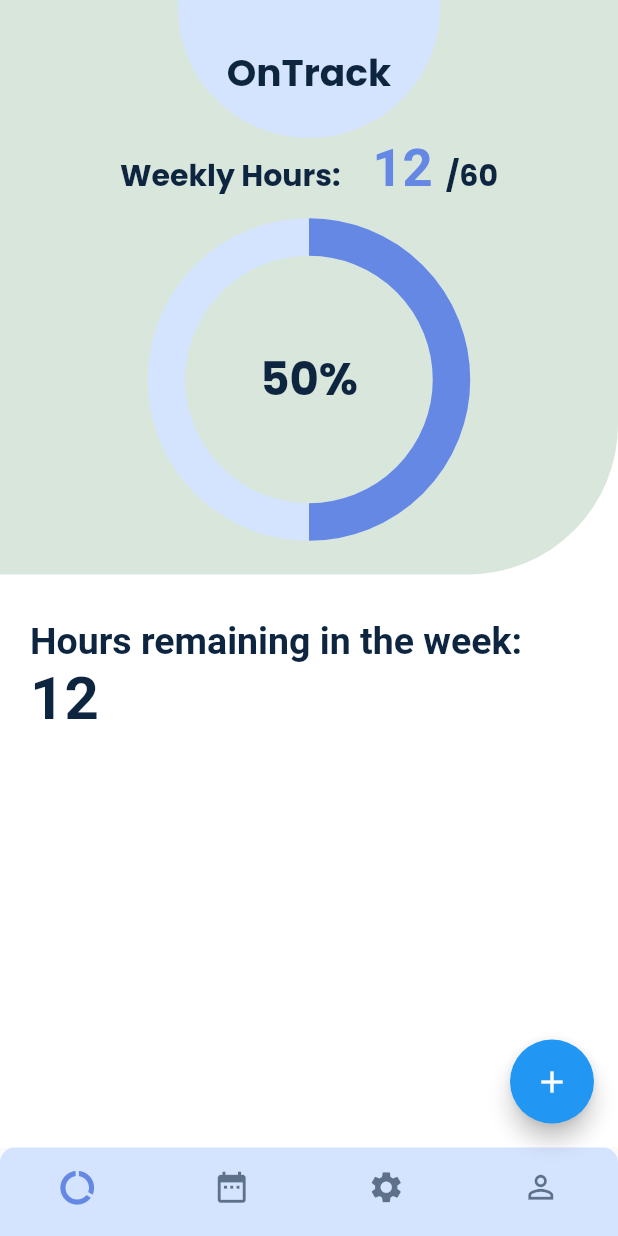
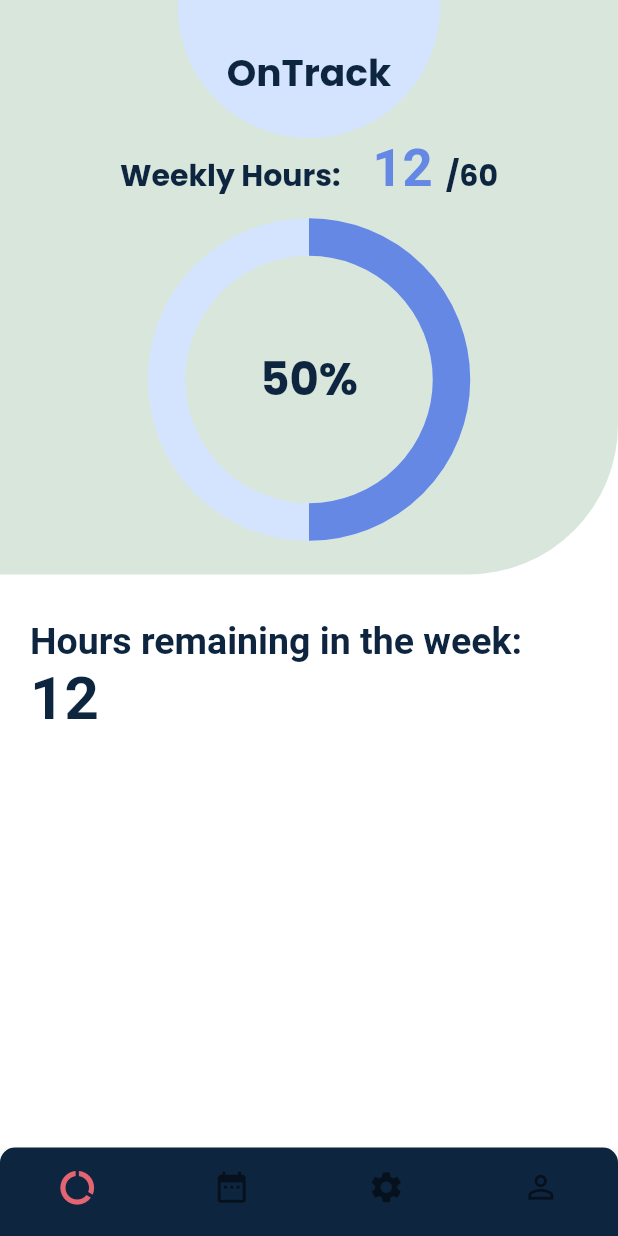
Before and after one commit to KavpreetGrewal/onTrack-time-tracker, a Flutter app: the screen it shows after launch, on a phone screen of 412 x 824 dp. Run offline on Flutter 3.47's test engine with Material 2 defaults, Android fonts, the phone set to English and light mode, and no system bars; statements that could not run were skipped.

Commit message:
update homepage design

```diff
--- a/lib/main.dart
+++ b/lib/main.dart
@@ -45,7 +45,7 @@ class _MyHomePageState extends State<MyHomePage> {
   int _currentIndex = 0;
   final tabs = [
     Center(
-        child: Home()
+        child: Home(),
     ),
     Center(
       child: Calendar(),
@@ -55,15 +55,10 @@ class _MyHomePageState extends State<MyHomePage> {
   Widget build(BuildContext context) {
     return Scaffold(
       body: tabs[_currentIndex], // This trailing comma makes auto-formatting nicer for build methods.
-      floatingActionButton: FloatingActionButton(
-        // onPressed: _incrementCounter,
-        tooltip: 'Increment',
-        child: Icon(Icons.add),
-      ),
       bottomNavigationBar: Container(
         padding: EdgeInsets.only(bottom: 0, top: 0,),
         decoration: BoxDecoration(
-          color: ThemeColors.Lavender,
+          color: ThemeColors.DarkBlue,
           borderRadius: BorderRadius.only(
             topLeft: Radius.circular(10.0),
             topRight: Radius.circular(10.0),
@@ -73,8 +68,8 @@ class _MyHomePageState extends State<MyHomePage> {
           type: BottomNavigationBarType.fixed,
           currentIndex: _currentIndex,
           backgroundColor: Colors.transparent,
-          selectedItemColor: ThemeColors.Blue,
-          unselectedItemColor: ThemeColors.DarkBlue.withOpacity(.6),
+          selectedItemColor: ThemeColors.Red,
+          unselectedItemColor: ThemeColors.White.withOpacity(.5),
           selectedFontSize: 13,
           unselectedFontSize: 12,
           elevation: 0,
```
